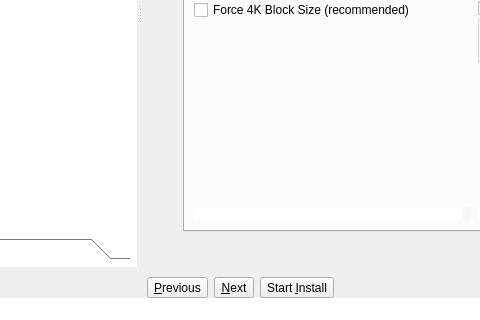
The window that src-qt5/mainUI.ui (project-trident/trident-installer) describes before a commit, drawn with Qt 5; both pictures show x 186 to 666 and y 242 to 562 of the 1002 by 562 pixel window.
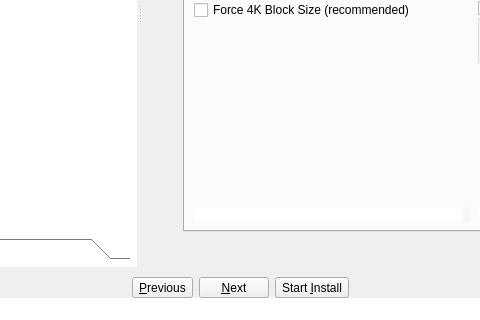
The same window after the commit. The open tabs and pages were chosen to show the change. Icons and pictures are not drawn.

Commit message: Another attempted fix at a couple of button size issues.

Patch:
```diff
--- a/src-qt5/mainUI.ui
+++ b/src-qt5/mainUI.ui
@@ -2274,6 +2274,12 @@
            <verstretch>0</verstretch>
           </sizepolicy>
          </property>
+         <property name="minimumSize">
+          <size>
+           <width>70</width>
+           <height>0</height>
+          </size>
+         </property>
          <property name="text">
           <string>&amp;Next</string>
          </property>
```
Left out of the diff: 12 changed lines with no effect on the pictures.
